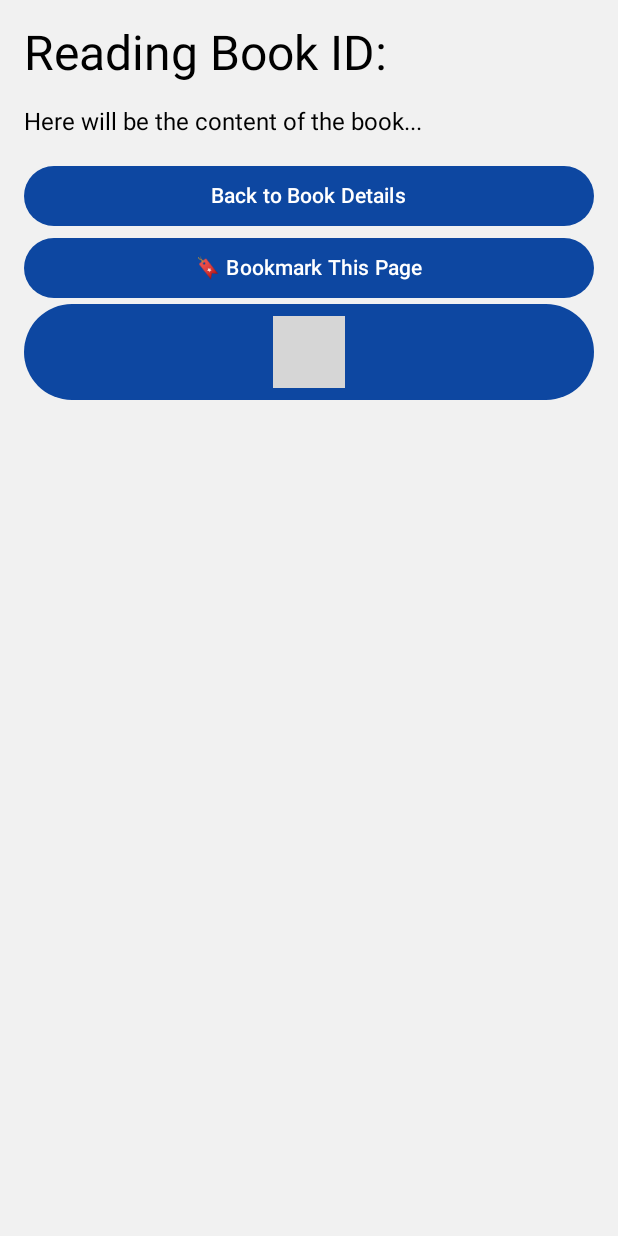
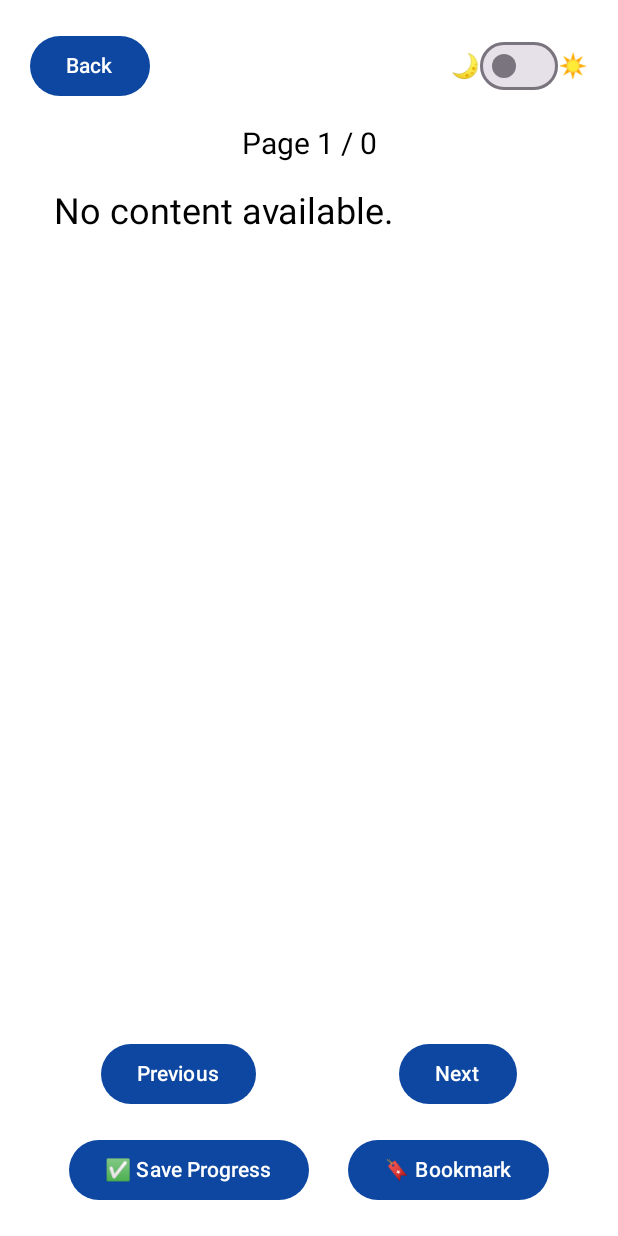
Before and after one commit to dulari-hasini-gammampila/QuickRead, an Android app built with Jetpack Compose: the composable ReadingScreen called with empty values, on a phone screen of 412 x 824 dp. Run offline under Robolectric (Android 15) with nearby library versions, the phone set to English and light mode, and no system bars; 1 statement that could not run was skipped; grey boxes are pictures that could not be loaded.

Commit message:
ReadingScreen.kt
Provides a clean reading experience with page-by-page display, dark/light mode toggle, save progress, and bookmark options.

```diff
--- a/app/src/main/java/com/example/quickread/screens/ReadingScreen.kt
+++ b/app/src/main/java/com/example/quickread/screens/ReadingScreen.kt
@@ -1,49 +1,137 @@
 package com.example.quickread.screens
 
-import androidx.compose.foundation.layout.*
-import androidx.compose.material3.*
+import androidx.compose.animation.animateColorAsState
+import androidx.compose.foundation.background
+import androidx.compose.foundation.layout.Arrangement
+import androidx.compose.foundation.layout.Column
+import androidx.compose.foundation.layout.Row
+import androidx.compose.foundation.layout.Spacer
+import androidx.compose.foundation.layout.fillMaxSize
+import androidx.compose.foundation.layout.fillMaxWidth
+import androidx.compose.foundation.layout.height
+import androidx.compose.foundation.layout.padding
+import androidx.compose.material3.Button
+import androidx.compose.material3.Switch
+import androidx.compose.material3.SwitchDefaults
+import androidx.compose.material3.Text
 import androidx.compose.runtime.Composable
-import androidx.navigation.NavController
+import androidx.compose.runtime.collectAsState
+import androidx.compose.runtime.getValue
+import androidx.compose.runtime.mutableIntStateOf
+import androidx.compose.runtime.remember
+import androidx.compose.runtime.setValue
+import androidx.compose.ui.Alignment
 import androidx.compose.ui.Modifier
+import androidx.compose.ui.graphics.Color
+import androidx.compose.ui.text.style.TextAlign
 import androidx.compose.ui.unit.dp
+import androidx.compose.ui.unit.sp
+import com.example.quickread.data.BookRepository
+import com.example.quickread.viewmodel.ThemeViewModel
 
 @Composable
-fun ReadingScreen(bookId: String, onBack: () -> Unit) {
-    Column(modifier = Modifier.fillMaxSize().padding(16.dp)) {
-        Text("Reading Book ID: $bookId", style = MaterialTheme.typography.headlineLarge)
+fun ReadingScreen(
+    bookId: String,
+    onBack: () -> Unit,
+    themeViewModel: ThemeViewModel
+) {
+    val book = remember { BookRepository.getBookById(bookId) }
+    var currentPage by remember { mutableIntStateOf(book?.lastPageRead ?: 0) }
+    val isDarkMode by themeViewModel.isDarkMode.collectAsState()
+
+    val backgroundColor by animateColorAsState(
+        if (isDarkMode) Color(0xFF121212) else Color.White, label = ""
+    )
+    val textColor by animateColorAsState(
+        if (isDarkMode) Color(0xFFE0E0E0) else Color.Black, label = ""
+    )
+
+    Column(
+        modifier = Modifier
+            .fillMaxSize()
+            .background(backgroundColor)
+            .padding(20.dp)
+    ) {
+        Row(
+            modifier = Modifier.fillMaxWidth(),
+            horizontalArrangement = Arrangement.SpaceBetween,
+            verticalAlignment = Alignment.CenterVertically
+        ) {
+            Button(onClick = onBack) {
+                Text("Back")
+            }
+
+            Row(verticalAlignment = Alignment.CenterVertically) {
+                Text("🌙", fontSize = 16.sp)
+                Switch(
+                    checked = isDarkMode,
+                    onCheckedChange = { themeViewModel.toggleTheme() },
+                    colors = SwitchDefaults.colors(
+                        checkedThumbColor = animateColorAsState(if (isDarkMode) Color.Yellow else Color.Gray, label = "").value
+                    )
+                )
+                Text("☀️", fontSize = 16.sp)
+            }
+        }
 
         Spacer(modifier = Modifier.height(16.dp))
 
-        // Placeholder content for reading
-        Text("Here will be the content of the book...", style = MaterialTheme.typography.bodyLarge)
+        Text(
+            text = "Page ${currentPage + 1} / ${book?.story?.size ?: 0}",
+            color = textColor,
+            fontSize = 20.sp,
+            modifier = Modifier.align(Alignment.CenterHorizontally)
+        )
 
         Spacer(modifier = Modifier.height(16.dp))
 
-        Button(
-            onClick = onBack,
-            modifier = Modifier.fillMaxWidth()
+        Text(
+            text = book?.story?.getOrNull(currentPage) ?: "No content available.",
+            fontSize = 24.sp,
+            lineHeight = 36.sp,
+            color = textColor,
+            textAlign = TextAlign.Justify,
+            modifier = Modifier
+                .weight(1f)
+                .padding(horizontal = 16.dp)
+        )
+
+        Spacer(modifier = Modifier.height(20.dp))
+
+        Row(
+            modifier = Modifier.fillMaxWidth(),
+            horizontalArrangement = Arrangement.SpaceAround
         ) {
-            Text("Back to Book Details")
+            Button(onClick = { if (currentPage > 0) currentPage-- }) {
+                Text("Previous")
+            }
+            Button(onClick = {
+                if (currentPage < (book?.story?.size ?: 1) - 1) currentPage++
+            }) {
+                Text("Next")
+            }
         }
 
-        Button(
-            onClick = {
-                // Toggle bookmarked state - simulate or store in repo
-                // Example: BookRepository.toggleBookmark(bookId)
-            },
-            modifier = Modifier.fillMaxWidth()
+        Spacer(modifier = Modifier.height(16.dp))
+
+        Row(
+            modifier = Modifier.fillMaxWidth(),
+            horizontalArrangement = Arrangement.SpaceEvenly
         ) {
-            Text("🔖 Bookmark This Page")
+            Button(onClick = {
+                book?.let { BookRepository.updateProgress(it.id, currentPage) }
+            }) {
+                Text("✅ Save Progress")
+            }
+            Button(onClick = {
+                book?.let {
+                    BookRepository.bookmarkPage(it.id, currentPage)
+                    BookRepository.toggleBookmark(it.id) // This marks the book as bookmarked
+                }
+            }) {
+                Text("🔖 Bookmark")
+            }
+
         }
-        Button(
-            onClick = {
-                BookRepository.toggleBookmark(bookId)
-            },
-            modifier = Modifier.fillMaxWidth()
-        ) {
-            val book = BookRepository.getBookById(bookId)
-            Text(if (book?.bookmarked == true) "Remove Bookmark" else "Bookmark This Page")
-        }
-
     }
 }
```
